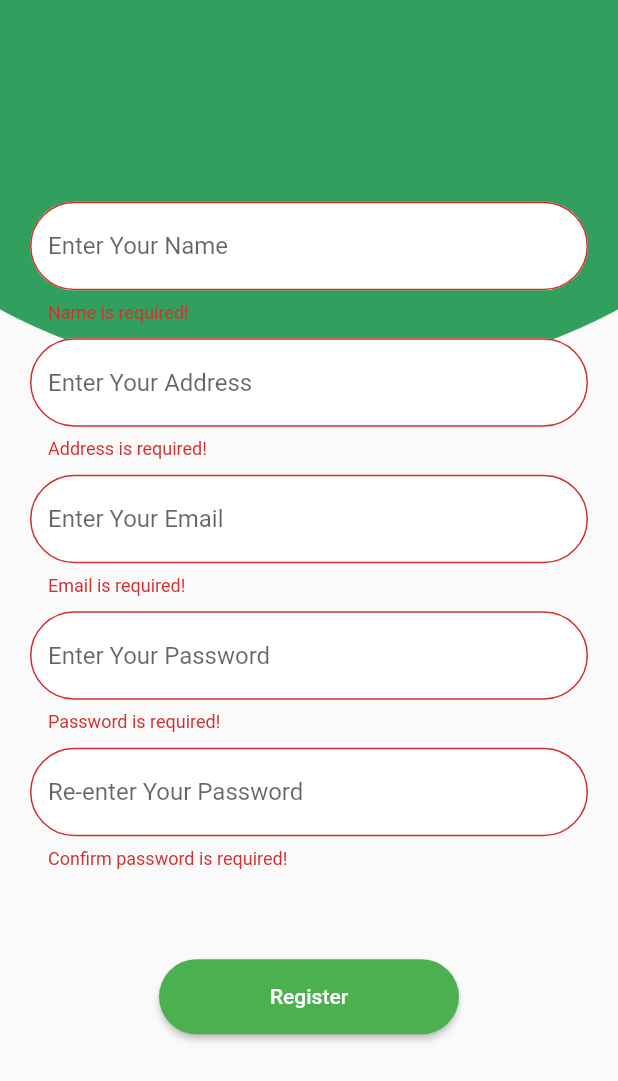
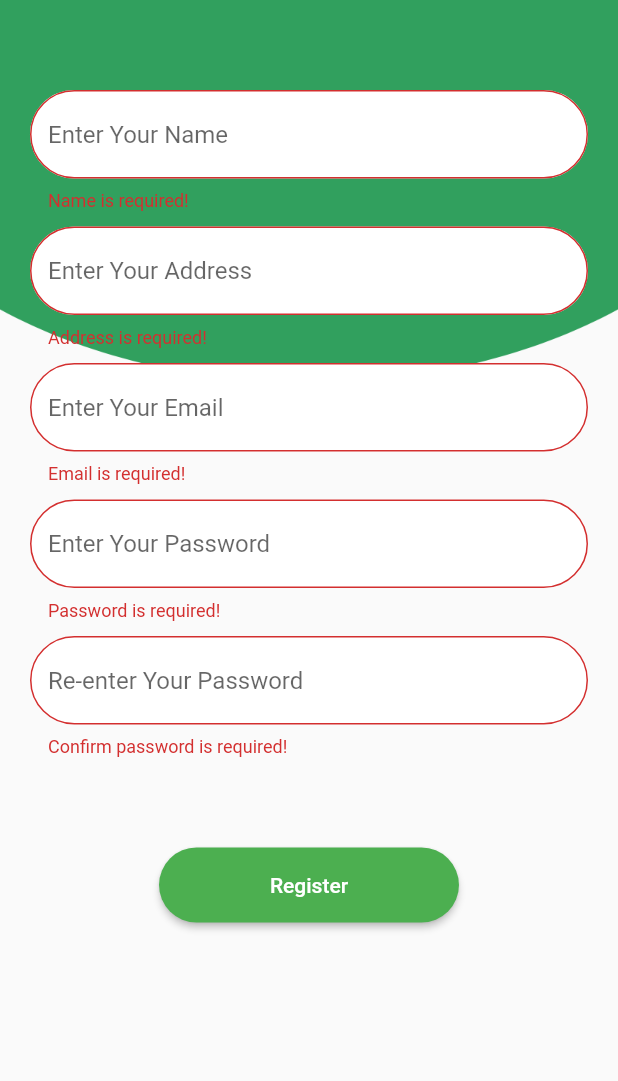
Before and after one commit to 23Pstars/tani-commodity, a Flutter app: the screen it shows after launch, after a tap on "Register", on a phone screen of 412 x 824 dp. Shown: the top 1081 px of the screen. Run offline on Flutter 3.47's test engine with Material 2 defaults, Android fonts, the phone set to English and light mode, and no system bars; our stand-ins replace carousel_pro, firebase_auth, firebase_database; accounts and stored records are empty; network calls fail; project files that could hold a hidden picture were left out.

Commit message:
update register

```diff
--- a/lib/src/app.dart
+++ b/lib/src/app.dart
@@ -49,6 +49,7 @@ class _AppState extends State<App> {
       initialRoute: '/',
       routes: <String, WidgetBuilder>{
         '/': (context) => RegisterScreen(),
+        '/login': (context) => LoginScreen(),
         '/register': (context) => RegisterScreen(),
         '/home': (context) => HomeScreen()
       },
--- a/lib/src/screens/register/register_screen.dart
+++ b/lib/src/screens/register/register_screen.dart
@@ -23,7 +23,9 @@ class _RegisterScreenState extends State<RegisterScreen> {
       body: Stack(
       children: <Widget> [
         BackgroundCurve(),
-        Column(
+        ListView(children: <Widget>[
+          SizedBox(height: 40,),
+          Column(
           mainAxisAlignment: MainAxisAlignment.center,
           children: <Widget>[
           // FlutterLogo(
@@ -120,7 +122,7 @@ class _RegisterScreenState extends State<RegisterScreen> {
                             formState.save();
                             try {
                               String userUid = await auth.signUp(_email, _password, _name, _address);
-
+                              Navigator.of(context).pushNamed('/login');
                             } catch (e) {}
                           }
                         },
@@ -131,7 +133,8 @@ class _RegisterScreenState extends State<RegisterScreen> {
               )
             ],
           ),
-        ]
+        ],)
+        ],
       ),
     );
   }
```
